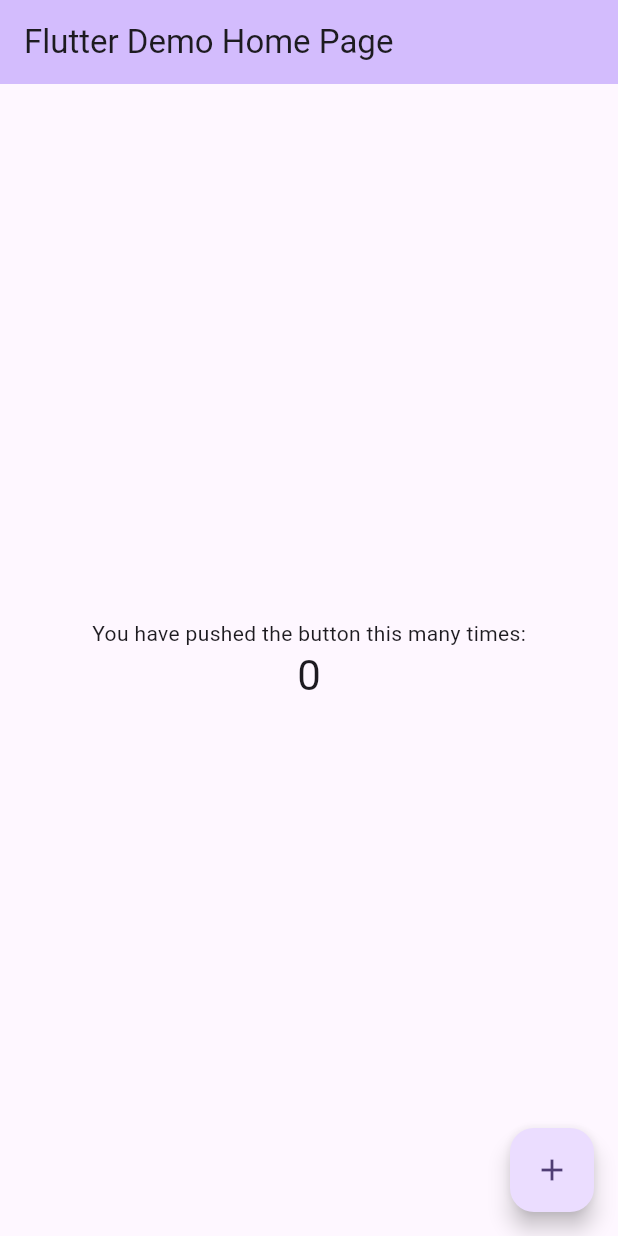
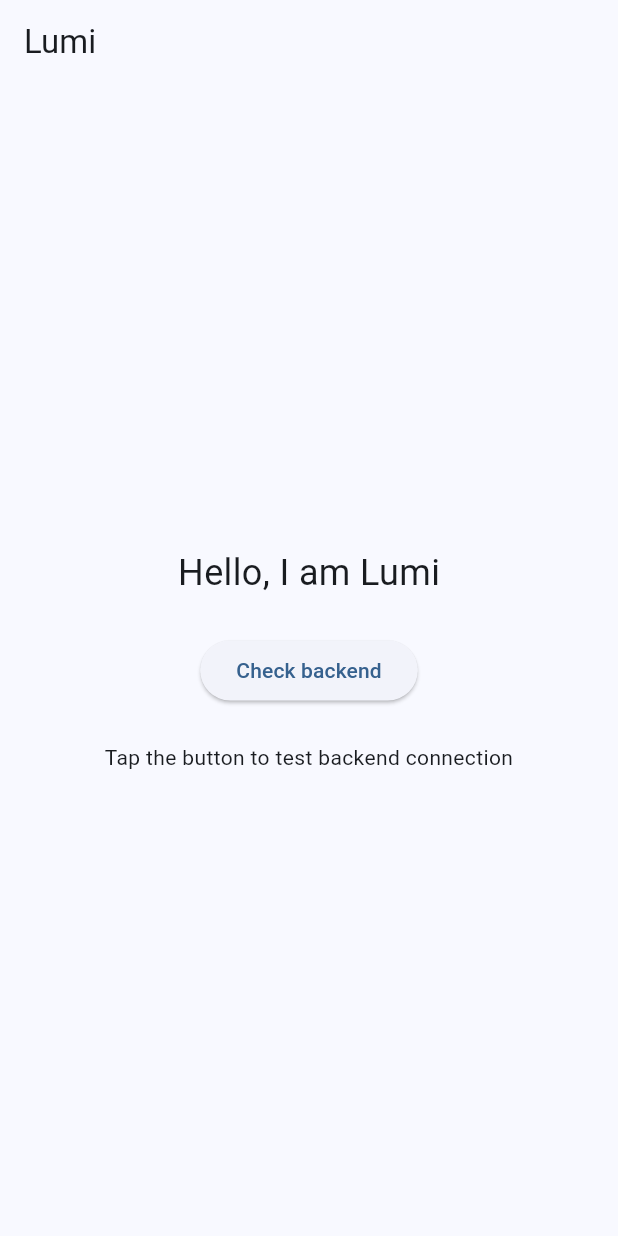
Before and after one commit to KatjaVo13/lumi_mobile, a Flutter app: the screen it shows after launch, on a phone screen of 412 x 824 dp. Run offline on Flutter 3.47's test engine with Material 3 defaults, Android fonts, the phone set to English and light mode, and no system bars.

Commit message:
Connect Flutter app to backend health endpoint

```diff
--- a/lib/main.dart
+++ b/lib/main.dart
@@ -1,121 +1,94 @@
+import 'dart:convert';
 import 'package:flutter/material.dart';
+import 'package:http/http.dart' as http;
 
 void main() {
-  runApp(const MyApp());
+  runApp(const LumiApp());
 }
 
-class MyApp extends StatelessWidget {
-  const MyApp({super.key});
+class LumiApp extends StatelessWidget {
+  const LumiApp({super.key});
 
-  // This widget is the root of your application.
   @override
   Widget build(BuildContext context) {
     return MaterialApp(
-      title: 'Flutter Demo',
+      title: 'Lumi',
       theme: ThemeData(
-        // This is the theme of your application.
-        //
-        // TRY THIS: Try running your application with "flutter run". You'll see
-        // the application has a purple toolbar. Then, without quitting the app,
-        // try changing the seedColor in the colorScheme below to Colors.green
-        // and then invoke "hot reload" (save your changes or press the "hot
-        // reload" button in a Flutter-supported IDE, or press "r" if you used
-        // the command line to start the app).
-        //
-        // Notice that the counter didn't reset back to zero; the application
-        // state is not lost during the reload. To reset the state, use hot
-        // restart instead.
-        //
-        // This works for code too, not just values: Most code changes can be
-        // tested with just a hot reload.
-        colorScheme: .fromSeed(seedColor: Colors.deepPurple),
+        colorScheme: ColorScheme.fromSeed(seedColor: Colors.blue),
+        useMaterial3: true,
       ),
-      home: const MyHomePage(title: 'Flutter Demo Home Page'),
+      home: const LumiHomePage(),
     );
   }
 }
 
-class MyHomePage extends StatefulWidget {
-  const MyHomePage({super.key, required this.title});
-
-  // This widget is the home page of your application. It is stateful, meaning
-  // that it has a State object (defined below) that contains fields that affect
-  // how it looks.
-
-  // This class is the configuration for the state. It holds the values (in this
-  // case the title) provided by the parent (in this case the App widget) and
-  // used by the build method of the State. Fields in a Widget subclass are
-  // always marked "final".
-
-  final String title;
+class LumiHomePage extends StatefulWidget {
+  const LumiHomePage({super.key});
 
   @override
-  State<MyHomePage> createState() => _MyHomePageState();
+  State<LumiHomePage> createState() => _LumiHomePageState();
 }
 
-class _MyHomePageState extends State<MyHomePage> {
-  int _counter = 0;
+class _LumiHomePageState extends State<LumiHomePage> {
+  String message = 'Tap the button to test backend connection';
 
-  void _incrementCounter() {
+  // Replace this with your real computer IP
+  final String baseUrl = 'http://192.168.60.82:8000';
+
+  Future<void> checkBackend() async {
     setState(() {
-      // This call to setState tells the Flutter framework that something has
-      // changed in this State, which causes it to rerun the build method below
-      // so that the display can reflect the updated values. If we changed
-      // _counter without calling setState(), then the build method would not be
-      // called again, and so nothing would appear to happen.
-      _counter++;
+      message = 'Checking backend...';
     });
+
+    try {
+      final response = await http.get(Uri.parse('$baseUrl/health'));
+
+      if (response.statusCode == 200) {
+        final data = jsonDecode(response.body);
+        setState(() {
+          message = 'Backend OK: ${data['status']}';
+        });
+      } else {
+        setState(() {
+          message = 'Server error: ${response.statusCode}';
+        });
+      }
+    } catch (e) {
+      setState(() {
+        message = 'Connection failed: $e';
+      });
+    }
   }
 
   @override
   Widget build(BuildContext context) {
-    // This method is rerun every time setState is called, for instance as done
-    // by the _incrementCounter method above.
-    //
-    // The Flutter framework has been optimized to make rerunning build methods
-    // fast, so that you can just rebuild anything that needs updating rather
-    // than having to individually change instances of widgets.
     return Scaffold(
       appBar: AppBar(
-        // TRY THIS: Try changing the color here to a specific color (to
-        // Colors.amber, perhaps?) and trigger a hot reload to see the AppBar
-        // change color while the other colors stay the same.
-        backgroundColor: Theme.of(context).colorScheme.inversePrimary,
-        // Here we take the value from the MyHomePage object that was created by
-        // the App.build method, and use it to set our appbar title.
-        title: Text(widget.title),
+        title: const Text('Lumi'),
       ),
       body: Center(
-        // Center is a layout widget. It takes a single child and positions it
-        // in the middle of the parent.
+        child: Padding(
+          padding: const EdgeInsets.all(24),
           child: Column(
-          // Column is also a layout widget. It takes a list of children and
-          // arranges them vertically. By default, it sizes itself to fit its
-          // children horizontally, and tries to be as tall as its parent.
-          //
-          // Column has various properties to control how it sizes itself and
-          // how it positions its children. Here we use mainAxisAlignment to
-          // center the children vertically; the main axis here is the vertical
-          // axis because Columns are vertical (the cross axis would be
-          // horizontal).
-          //
-          // TRY THIS: Invoke "debug painting" (choose the "Toggle Debug Paint"
-          // action in the IDE, or press "p" in the console), to see the
-          // wireframe for each widget.
-          mainAxisAlignment: .center,
+            mainAxisAlignment: MainAxisAlignment.center,
             children: [
-            const Text('You have pushed the button this many times:'),
+              const Text(
+                'Hello, I am Lumi',
+                style: TextStyle(fontSize: 24),
+              ),
+              const SizedBox(height: 24),
+              ElevatedButton(
+                onPressed: checkBackend,
+                child: const Text('Check backend'),
+              ),
+              const SizedBox(height: 24),
               Text(
-              '$_counter',
-              style: Theme.of(context).textTheme.headlineMedium,
+                message,
+                textAlign: TextAlign.center,
               ),
             ],
           ),
         ),
-      floatingActionButton: FloatingActionButton(
-        onPressed: _incrementCounter,
-        tooltip: 'Increment',
-        child: const Icon(Icons.add),
       ),
     );
   }
--- a/pubspec.yaml
+++ b/pubspec.yaml
@@ -34,6 +34,7 @@ dependencies:
   # The following adds the Cupertino Icons font to your application.
   # Use with the CupertinoIcons class for iOS style icons.
   cupertino_icons: ^1.0.8
+  http: ^1.6.0
 
 dev_dependencies:
   flutter_test:
```
Also changed, not shown: pubspec.lock. Lines whose indentation alone changed are shown as unchanged.
